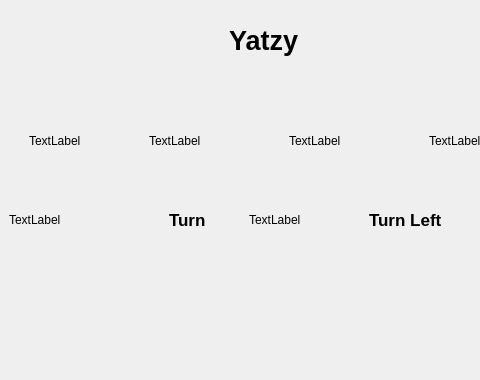
This is student/12/yatzy_gui/yatzy_game.ui in ahmadshirwany/programming2 as Qt 5 draws it before an edit; both pictures show x 121 to 601 and y 0 to 380 of the 819 by 653 pixel window. The edited form follows.
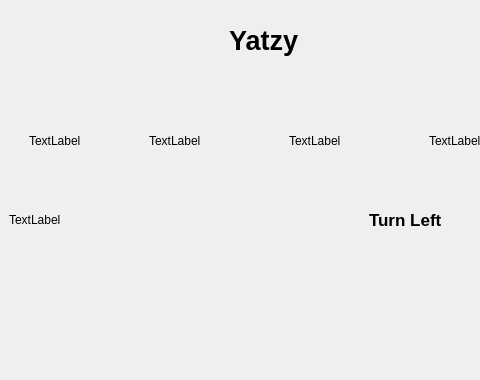
This is the edited form.

Commit message: add playerNo  and players turn left in yatzy game window

The edit to the form file:
```diff
--- a/student/12/yatzy_gui/yatzy_game.ui
+++ b/student/12/yatzy_gui/yatzy_game.ui
@@ -131,26 +131,6 @@
     <string>Player</string>
    </property>
   </widget>
-  <widget class="QLabel" name="label_9">
-   <property name="geometry">
-    <rect>
-     <x>290</x>
-     <y>210</y>
-     <width>63</width>
-     <height>20</height>
-    </rect>
-   </property>
-   <property name="font">
-    <font>
-     <pointsize>13</pointsize>
-     <weight>75</weight>
-     <bold>true</bold>
-    </font>
-   </property>
-   <property name="text">
-    <string>Turn</string>
-   </property>
-  </widget>
   <widget class="QLabel" name="label_10">
    <property name="geometry">
     <rect>
@@ -164,19 +144,6 @@
     <string>TextLabel</string>
    </property>
   </widget>
-  <widget class="QLabel" name="label_11">
-   <property name="geometry">
-    <rect>
-     <x>370</x>
-     <y>210</y>
-     <width>63</width>
-     <height>20</height>
-    </rect>
-   </property>
-   <property name="text">
-    <string>TextLabel</string>
-   </property>
-  </widget>
   <widget class="QLabel" name="label_13">
    <property name="geometry">
     <rect>
```
The commit also changes 3 other files.
